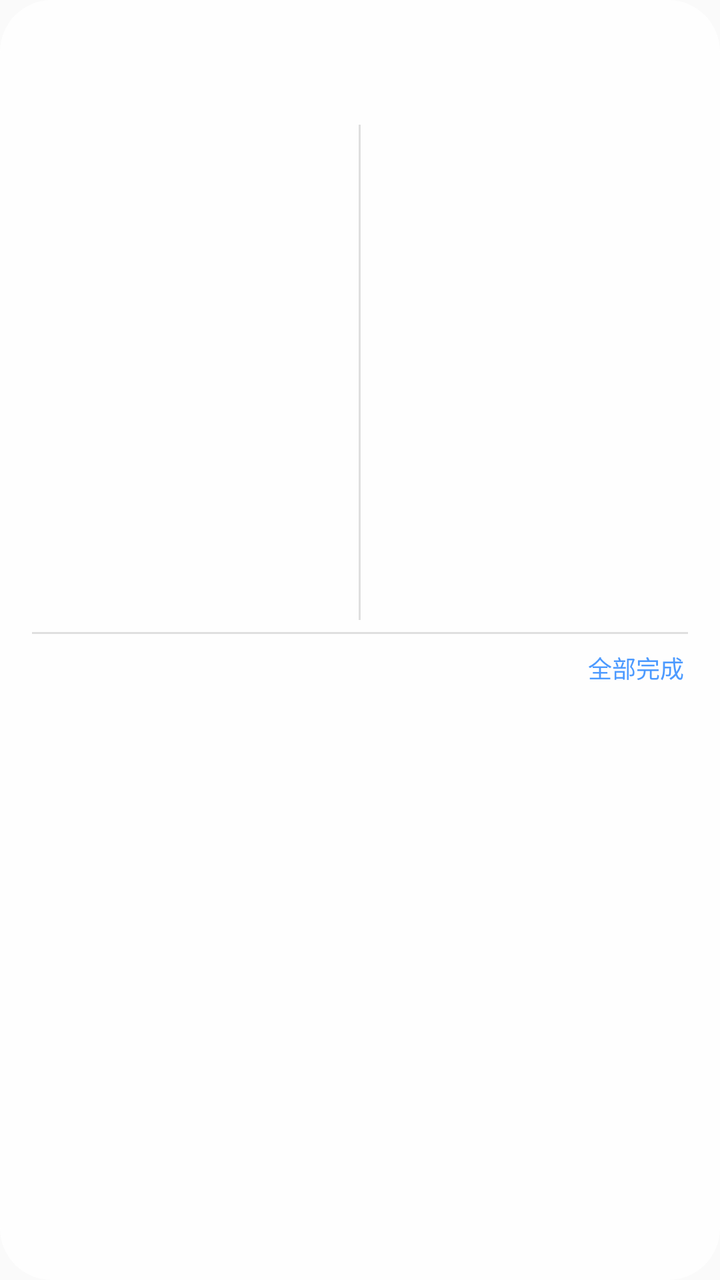
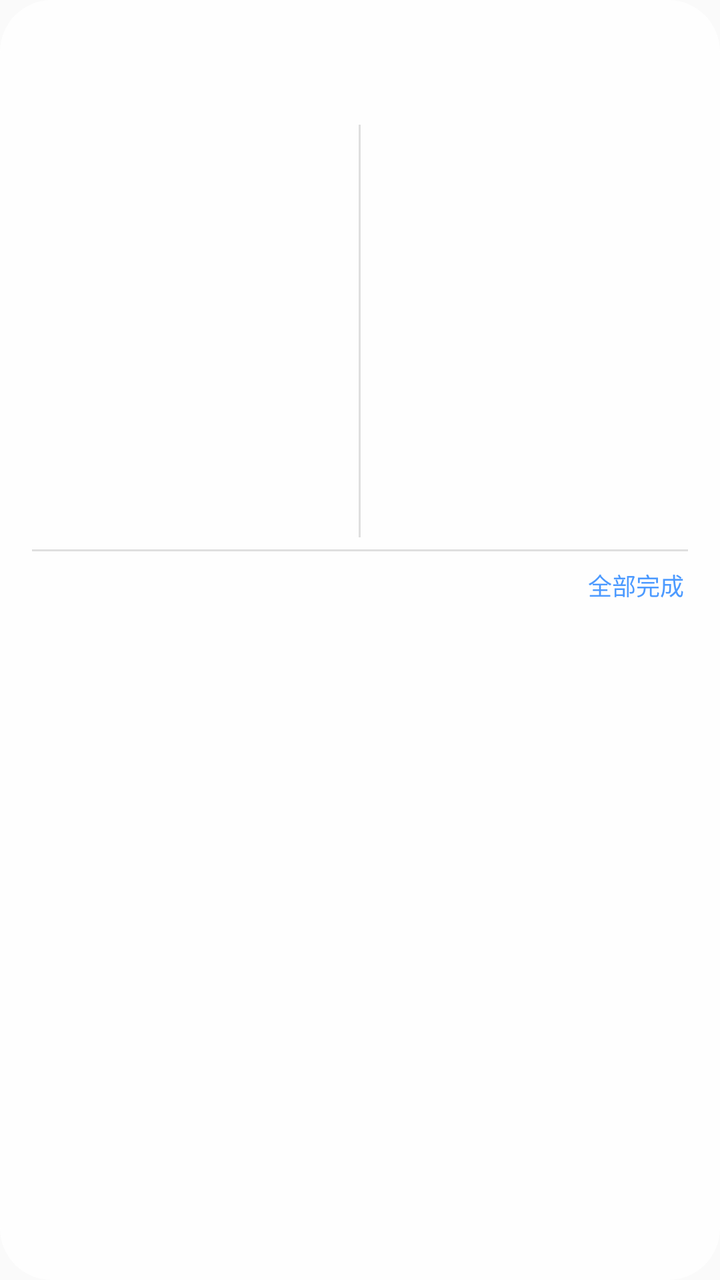

Screens rendered from an Android XML layout before and after an edit, with the pre-edit source and the edit as a unified diff.
<!-- AndroidManifest.xml: another module's application theme AppTheme -->
<!-- res/layout/widget_main.xml -->
<?xml version="1.0" encoding="utf-8"?>
<FrameLayout xmlns:android="http://schemas.android.com/apk/res/android"
    android:id="@+id/widget_root"
    android:layout_width="match_parent"
    android:layout_height="match_parent"
    android:background="@drawable/widget_bg">

    
    <ImageView
        android:id="@+id/widget_bg_image"
        android:layout_width="match_parent"
        android:layout_height="match_parent"
        android:scaleType="fitXY"
        android:contentDescription="@null" />

    <LinearLayout
        android:layout_width="match_parent"
        android:layout_height="match_parent"
        android:orientation="vertical"
        android:paddingStart="16dp"
        android:paddingEnd="16dp"
        android:paddingTop="12dp"
        android:paddingBottom="8dp">

    
    <LinearLayout
        android:layout_width="match_parent"
        android:layout_height="wrap_content"
        android:orientation="horizontal"
        android:baselineAligned="true">

        <TextView
            android:id="@+id/widget_board_title"
            android:layout_width="0dp"
            android:layout_height="wrap_content"
            android:layout_weight="1"
            android:maxLines="1"
            android:ellipsize="end"
            android:textSize="17sp"
            android:textStyle="bold"
            android:textColor="@color/widget_text_primary"
            />

        <TextView
            android:id="@+id/widget_date"
            android:layout_width="wrap_content"
            android:layout_height="wrap_content"
            android:maxLines="1"
            android:textSize="13sp"
            android:textColor="@color/widget_text_secondary" />
    </LinearLayout>

    
    <LinearLayout
        android:layout_width="match_parent"
        android:layout_height="wrap_content"
        android:orientation="horizontal"
        android:layout_marginTop="6dp">

        <TextView
            android:id="@+id/widget_today_label"
            android:layout_width="0dp"
            android:layout_height="wrap_content"
            android:layout_weight="1"
            android:textSize="13sp"
            android:textColor="@color/widget_section_label" />

        <TextView
            android:id="@+id/widget_tomorrow_label"
            android:layout_width="0dp"
            android:layout_height="wrap_content"
            android:layout_weight="1"
            android:textSize="13sp"
            android:textColor="@color/widget_section_label" />
    </LinearLayout>

    
    <LinearLayout
        android:layout_width="match_parent"
        android:layout_height="0dp"
        android:layout_weight="1"
        android:orientation="horizontal"
        android:layout_marginTop="4dp">

        <ListView
            android:id="@+id/widget_today_list"
            android:layout_width="0dp"
            android:layout_height="match_parent"
            android:layout_weight="1"
            android:divider="@null"
            android:dividerHeight="0dp"
            android:scrollbars="vertical"
            android:fadeScrollbars="false"
            android:listSelector="@android:color/transparent" />

        <ImageView
            android:id="@+id/widget_divider_vertical"
            android:layout_width="1dp"
            android:layout_height="match_parent"
            android:layout_marginStart="8dp"
            android:layout_marginEnd="8dp"
            android:background="@color/widget_divider"
            android:contentDescription="@null" />

        <ListView
            android:id="@+id/widget_tomorrow_list"
            android:layout_width="0dp"
            android:layout_height="match_parent"
            android:layout_weight="1"
            android:divider="@null"
            android:dividerHeight="0dp"
            android:scrollbars="vertical"
            android:fadeScrollbars="false"
            android:listSelector="@android:color/transparent" />
    </LinearLayout>

    <ImageView
        android:id="@+id/widget_divider_horizontal"
        android:layout_width="match_parent"
        android:layout_height="1dp"
        android:layout_marginTop="6dp"
        android:background="@color/widget_divider"
        android:contentDescription="@null" />

    
    <LinearLayout
        android:layout_width="match_parent"
        android:layout_height="wrap_content"
        android:orientation="horizontal"
        android:gravity="center_vertical"
        android:layout_marginTop="6dp"
        android:layout_marginBottom="2dp">

        <TextView
            android:id="@+id/widget_todo_header"
            android:layout_width="0dp"
            android:layout_height="wrap_content"
            android:layout_weight="1"
            android:textSize="13sp"
            android:textColor="@color/widget_section_label" />

        <TextView
            android:id="@+id/widget_todo_all_done"
            android:layout_width="wrap_content"
            android:layout_height="wrap_content"
            android:paddingStart="8dp"
            android:paddingEnd="2dp"
            android:paddingTop="2dp"
            android:paddingBottom="2dp"
            android:textSize="12sp"
            android:textColor="#FF4C9AFF"
            android:text="@string/widget_all_done" />
    </LinearLayout>

    
    <ListView
        android:id="@+id/widget_todo_list"
        android:layout_width="match_parent"
        android:layout_height="0dp"
        android:layout_weight="1.15"
        android:divider="@null"
        android:dividerHeight="0dp"
        android:scrollbars="vertical"
        android:fadeScrollbars="false"
        android:listSelector="@android:color/transparent" />
    </LinearLayout>
</FrameLayout>
<!-- resources referenced by this layout -->
<resources>
  <color name="widget_divider">#1F000000</color>
  <color name="widget_section_label">#FF3D3D3D</color>
  <color name="widget_text_primary">#FF1A1A1A</color>
  <color name="widget_text_secondary">#FF6B6B6B</color>
  <!-- drawable widget_bg (drawable) -->
  <?xml version="1.0" encoding="utf-8"?>
  <shape xmlns:android="http://schemas.android.com/apk/res/android"
      android:shape="rectangle">
      <solid android:color="@color/widget_bg" />
      <corners android:radius="26dp" />
  </shape>
  <string name="widget_all_done">全部完成</string>
  <style name="AppTheme" parent="Theme.AppCompat.Light.DarkActionBar">
          
          <item name="colorPrimary">@color/colorPrimary</item>
          <item name="colorPrimaryDark">@color/colorPrimaryDark</item>
          <item name="colorAccent">@color/colorAccent</item>
      </style>
  <color name="widget_bg">#E8FFFFFF</color>
</resources>

<!-- the commit's change to res/layout/widget_main.xml (unified diff, before → after) -->
@@ -14,6 +14,7 @@
         android:contentDescription="@null" />
 
     <LinearLayout
+        android:id="@+id/widget_content"
         android:layout_width="match_parent"
         android:layout_height="match_parent"
         android:orientation="vertical"
@@ -156,12 +157,19 @@
     <ListView
         android:id="@+id/widget_todo_list"
         android:layout_width="match_parent"
-        android:layout_height="0dp"
-        android:layout_weight="1.15"
+        android:layout_height="120dp"
         android:divider="@null"
         android:dividerHeight="0dp"
         android:scrollbars="vertical"
         android:fadeScrollbars="false"
         android:listSelector="@android:color/transparent" />
+
+    
+    <FrameLayout
+        android:id="@+id/widget_todo_footer"
+        android:layout_width="match_parent"
+        android:layout_height="0dp"
+        android:layout_weight="1"
+        android:clickable="true" />
     </LinearLayout>
 </FrameLayout>
